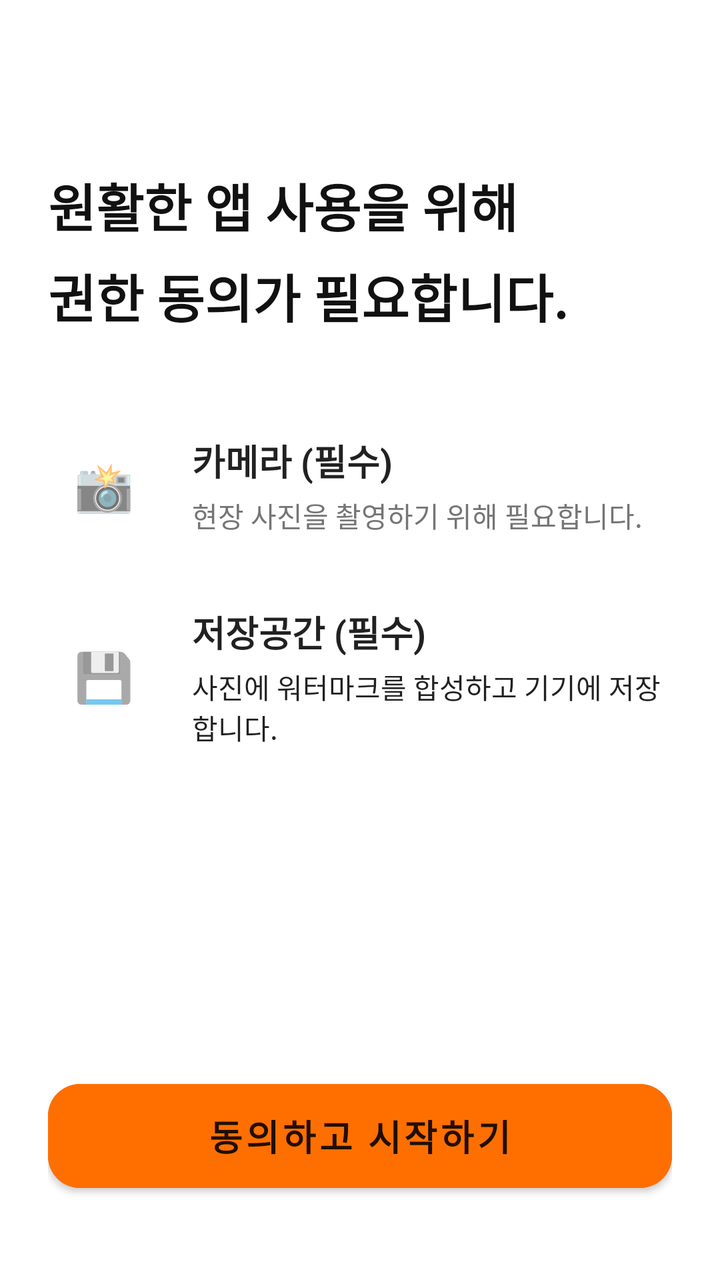
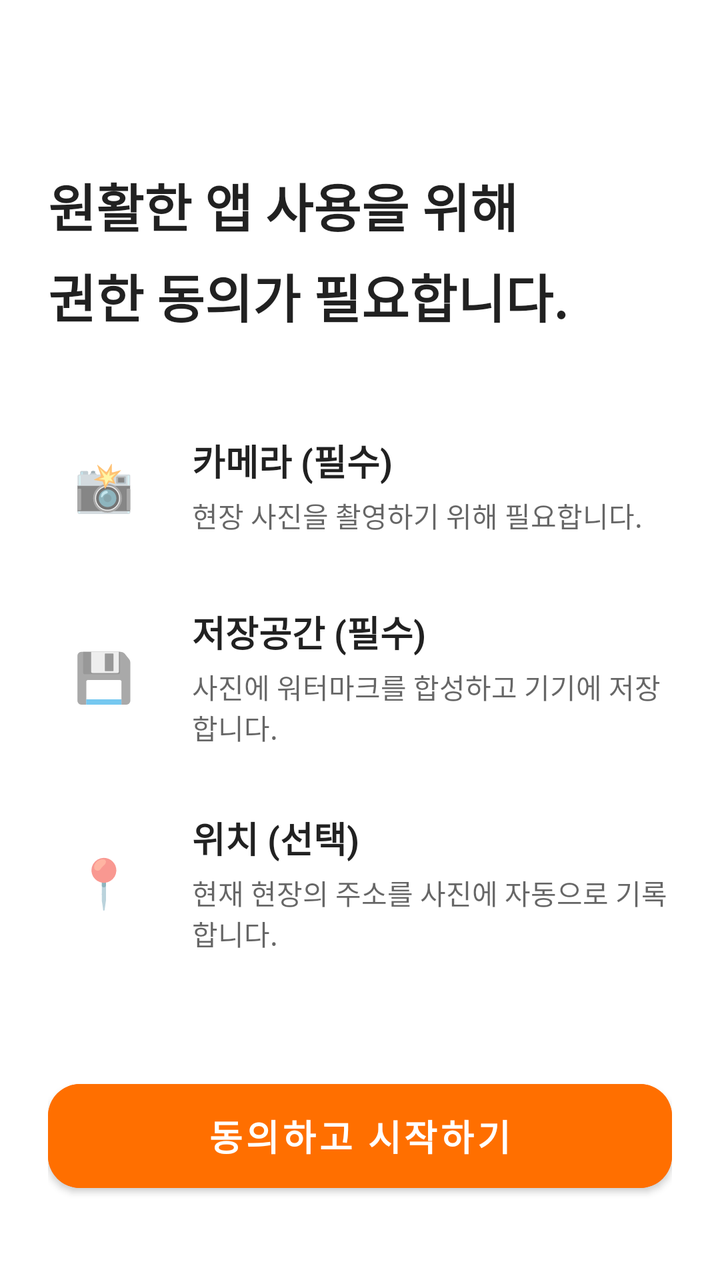

Compare the two renders of this Android layout. The source of the first and the diff that turns it into the second are given below.
<!-- AndroidManifest.xml: application theme Theme.Siteboard -->
<!-- res/layout/activity_permission.xml -->
<?xml version="1.0" encoding="utf-8"?>
<androidx.constraintlayout.widget.ConstraintLayout
    xmlns:android="http://schemas.android.com/apk/res/android"
    xmlns:app="http://schemas.android.com/apk/res-auto"
    android:layout_width="match_parent"
    android:layout_height="match_parent"
    android:fitsSystemWindows="true"
    android:background="?android:attr/windowBackground"
    android:padding="24dp">

    <TextView
        android:id="@+id/tvTitle"
        android:layout_width="wrap_content"
        android:layout_height="wrap_content"
        android:text="원활한 앱 사용을 위해\n권한 동의가 필요합니다."
        android:textSize="26sp"
        android:textColor="#111111"
        android:textStyle="bold"
        android:lineSpacingExtra="8dp"
        app:layout_constraintTop_toTopOf="parent"
        app:layout_constraintStart_toStartOf="parent"
        android:layout_marginTop="60dp"/>

    <LinearLayout
        android:layout_width="match_parent"
        android:layout_height="wrap_content"
        android:orientation="vertical"
        android:layout_marginTop="48dp"
        app:layout_constraintTop_toBottomOf="@id/tvTitle">

        <LinearLayout
            android:layout_width="match_parent"
            android:layout_height="wrap_content"
            android:orientation="horizontal"
            android:gravity="center_vertical"
            android:textColor="?android:attr/textColorPrimary"
            android:textColorHint="?android:attr/textColorHint"
            android:layout_marginBottom="32dp">
            <TextView android:layout_width="56dp" android:layout_height="56dp" android:background="?android:attr/windowBackground" android:text="📸" android:textSize="24sp" android:gravity="center" app:cornerRadius="28dp"/>
            <LinearLayout android:layout_width="match_parent" android:layout_height="wrap_content" android:orientation="vertical" android:layout_marginStart="16dp">
                <TextView android:layout_width="wrap_content" android:layout_height="wrap_content" android:text="카메라 (필수)" android:textSize="18sp" android:textStyle="bold" android:textColor="?android:attr/textColorPrimary" android:textColorHint="?android:attr/textColorHint"/>
                <TextView android:layout_width="wrap_content" android:layout_height="wrap_content" android:text="현장 사진을 촬영하기 위해 필요합니다." android:textSize="14sp" android:textColor="#757575" android:layout_marginTop="4dp"/>
            </LinearLayout>
        </LinearLayout>

        <LinearLayout
            android:layout_width="match_parent"
            android:layout_height="wrap_content"
            android:orientation="horizontal"
            android:gravity="center_vertical">
            <TextView android:layout_width="56dp" android:layout_height="56dp" android:background="?android:attr/windowBackground" android:text="💾" android:textSize="24sp" android:gravity="center" app:cornerRadius="28dp"/>
            <LinearLayout android:layout_width="match_parent" android:layout_height="wrap_content" android:orientation="vertical" android:layout_marginStart="16dp">
                <TextView android:layout_width="wrap_content" android:layout_height="wrap_content" android:text="저장공간 (필수)" android:textSize="18sp" android:textStyle="bold" android:textColor="?android:attr/textColorPrimary"/>
                <TextView android:layout_width="wrap_content" android:layout_height="wrap_content" android:text="사진에 워터마크를 합성하고 기기에 저장합니다." android:textSize="14sp" android:textColor="?android:attr/textColorPrimary" android:layout_marginTop="4dp"/>
            </LinearLayout>
        </LinearLayout>
    </LinearLayout>

    <Button
        android:id="@+id/btnAgree"
        android:layout_width="match_parent"
        android:layout_height="64dp"
        android:text="동의하고 시작하기"
        android:textSize="18sp"
        android:textStyle="bold"
        android:textColor="?android:attr/textColorPrimary"
        android:textColorHint="?android:attr/textColorHint"
        android:backgroundTint="#FF6F00"
        app:cornerRadius="16dp"
        app:layout_constraintBottom_toBottomOf="parent"
        android:layout_marginBottom="16dp"/>

</androidx.constraintlayout.widget.ConstraintLayout>
<!-- resources referenced by this layout -->
<resources>
  <style name="Theme.Siteboard" parent="Theme.MaterialComponents.DayNight.NoActionBar">
  
          <item name="colorPrimary">#7C4DFF</item>
          <item name="colorPrimaryVariant">#3700B3</item>
          <item name="colorOnPrimary">#FFFFFF</item>
  
          <item name="colorSecondary">#FF6F00</item>
          <item name="colorSecondaryVariant">#FF6F00</item>
          <item name="colorOnSecondary">#FFFFFF</item>
  
          <item name="android:statusBarColor">?attr/colorPrimaryVariant</item>
  
          <item name="android:windowSplashScreenBackground" tools:targetApi="s">?android:attr/windowBackground</item>
  
          <item name="android:windowSplashScreenAnimatedIcon" tools:targetApi="s">@android:color/transparent</item>
  
          <item name="android:windowSplashScreenAnimationDuration" tools:targetApi="s">0</item>
      </style>
</resources>

<!-- the commit's change to res/layout/activity_permission.xml (unified diff, before → after) -->
@@ -14,7 +14,7 @@
         android:layout_height="wrap_content"
         android:text="원활한 앱 사용을 위해\n권한 동의가 필요합니다."
         android:textSize="26sp"
-        android:textColor="#111111"
+        android:textColor="?android:attr/textColorPrimary"
         android:textStyle="bold"
         android:lineSpacingExtra="8dp"
         app:layout_constraintTop_toTopOf="parent"
@@ -33,13 +33,24 @@
             android:layout_height="wrap_content"
             android:orientation="horizontal"
             android:gravity="center_vertical"
-            android:textColor="?android:attr/textColorPrimary"
-            android:textColorHint="?android:attr/textColorHint"
             android:layout_marginBottom="32dp">
             <TextView android:layout_width="56dp" android:layout_height="56dp" android:background="?android:attr/windowBackground" android:text="📸" android:textSize="24sp" android:gravity="center" app:cornerRadius="28dp"/>
             <LinearLayout android:layout_width="match_parent" android:layout_height="wrap_content" android:orientation="vertical" android:layout_marginStart="16dp">
-                <TextView android:layout_width="wrap_content" android:layout_height="wrap_content" android:text="카메라 (필수)" android:textSize="18sp" android:textStyle="bold" android:textColor="?android:attr/textColorPrimary" android:textColorHint="?android:attr/textColorHint"/>
-                <TextView android:layout_width="wrap_content" android:layout_height="wrap_content" android:text="현장 사진을 촬영하기 위해 필요합니다." android:textSize="14sp" android:textColor="#757575" android:layout_marginTop="4dp"/>
+                <TextView android:layout_width="wrap_content" android:layout_height="wrap_content" android:text="카메라 (필수)" android:textSize="18sp" android:textStyle="bold" android:textColor="?android:attr/textColorPrimary"/>
+                <TextView android:layout_width="wrap_content" android:layout_height="wrap_content" android:text="현장 사진을 촬영하기 위해 필요합니다." android:textSize="14sp" android:textColor="?android:attr/textColorSecondary" android:layout_marginTop="4dp"/>
+            </LinearLayout>
+        </LinearLayout>
+
+        <LinearLayout
+            android:layout_width="match_parent"
+            android:layout_height="wrap_content"
+            android:orientation="horizontal"
+            android:gravity="center_vertical"
+            android:layout_marginBottom="32dp">
+            <TextView android:layout_width="56dp" android:layout_height="56dp" android:background="?android:attr/windowBackground" android:text="💾" android:textSize="24sp" android:gravity="center" app:cornerRadius="28dp"/>
+            <LinearLayout android:layout_width="match_parent" android:layout_height="wrap_content" android:orientation="vertical" android:layout_marginStart="16dp">
+                <TextView android:layout_width="wrap_content" android:layout_height="wrap_content" android:text="저장공간 (필수)" android:textSize="18sp" android:textStyle="bold" android:textColor="?android:attr/textColorPrimary"/>
+                <TextView android:layout_width="wrap_content" android:layout_height="wrap_content" android:text="사진에 워터마크를 합성하고 기기에 저장합니다." android:textSize="14sp" android:textColor="?android:attr/textColorSecondary" android:layout_marginTop="4dp"/>
             </LinearLayout>
         </LinearLayout>
 
@@ -48,10 +59,10 @@
             android:layout_height="wrap_content"
             android:orientation="horizontal"
             android:gravity="center_vertical">
-            <TextView android:layout_width="56dp" android:layout_height="56dp" android:background="?android:attr/windowBackground" android:text="💾" android:textSize="24sp" android:gravity="center" app:cornerRadius="28dp"/>
+            <TextView android:layout_width="56dp" android:layout_height="56dp" android:background="?android:attr/windowBackground" android:text="📍" android:textSize="24sp" android:gravity="center" app:cornerRadius="28dp"/>
             <LinearLayout android:layout_width="match_parent" android:layout_height="wrap_content" android:orientation="vertical" android:layout_marginStart="16dp">
-                <TextView android:layout_width="wrap_content" android:layout_height="wrap_content" android:text="저장공간 (필수)" android:textSize="18sp" android:textStyle="bold" android:textColor="?android:attr/textColorPrimary"/>
-                <TextView android:layout_width="wrap_content" android:layout_height="wrap_content" android:text="사진에 워터마크를 합성하고 기기에 저장합니다." android:textSize="14sp" android:textColor="?android:attr/textColorPrimary" android:layout_marginTop="4dp"/>
+                <TextView android:layout_width="wrap_content" android:layout_height="wrap_content" android:text="위치 (선택)" android:textSize="18sp" android:textStyle="bold" android:textColor="?android:attr/textColorPrimary"/>
+                <TextView android:layout_width="wrap_content" android:layout_height="wrap_content" android:text="현재 현장의 주소를 사진에 자동으로 기록합니다." android:textSize="14sp" android:textColor="?android:attr/textColorSecondary" android:layout_marginTop="4dp"/>
             </LinearLayout>
         </LinearLayout>
     </LinearLayout>
@@ -63,8 +74,7 @@
         android:text="동의하고 시작하기"
         android:textSize="18sp"
         android:textStyle="bold"
-        android:textColor="?android:attr/textColorPrimary"
-        android:textColorHint="?android:attr/textColorHint"
+        android:textColor="#FFFFFF"
         android:backgroundTint="#FF6F00"
         app:cornerRadius="16dp"
         app:layout_constraintBottom_toBottomOf="parent"
